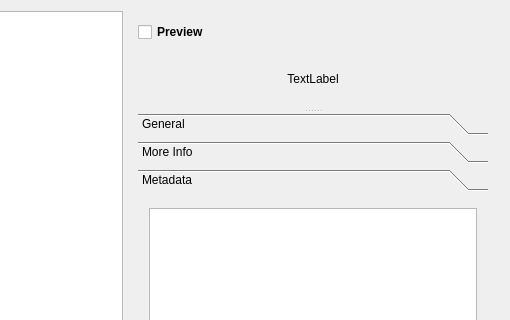
This is examples/FileManager/FileManager.ui in rbbrnc/krbkACD as Qt 5 draws it before an edit; both pictures show x 205 to 715 and y 0 to 320 of the 715 by 701 pixel window. The edited form follows.
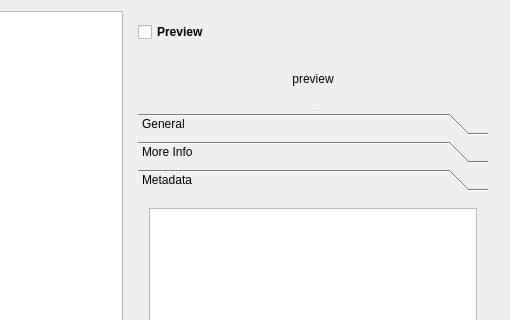
This is the edited form. The open tabs and pages were chosen to show the change.

What changed in the file:
```diff
--- a/examples/FileManager/FileManager.ui
+++ b/examples/FileManager/FileManager.ui
@@ -64,7 +64,7 @@
            </size>
           </property>
           <property name="text">
-           <string>TextLabel</string>
+           <string>preview</string>
           </property>
           <property name="alignment">
            <set>Qt::AlignCenter</set>
```
Left out of the diff: 10 changed lines with no effect on the pictures.
